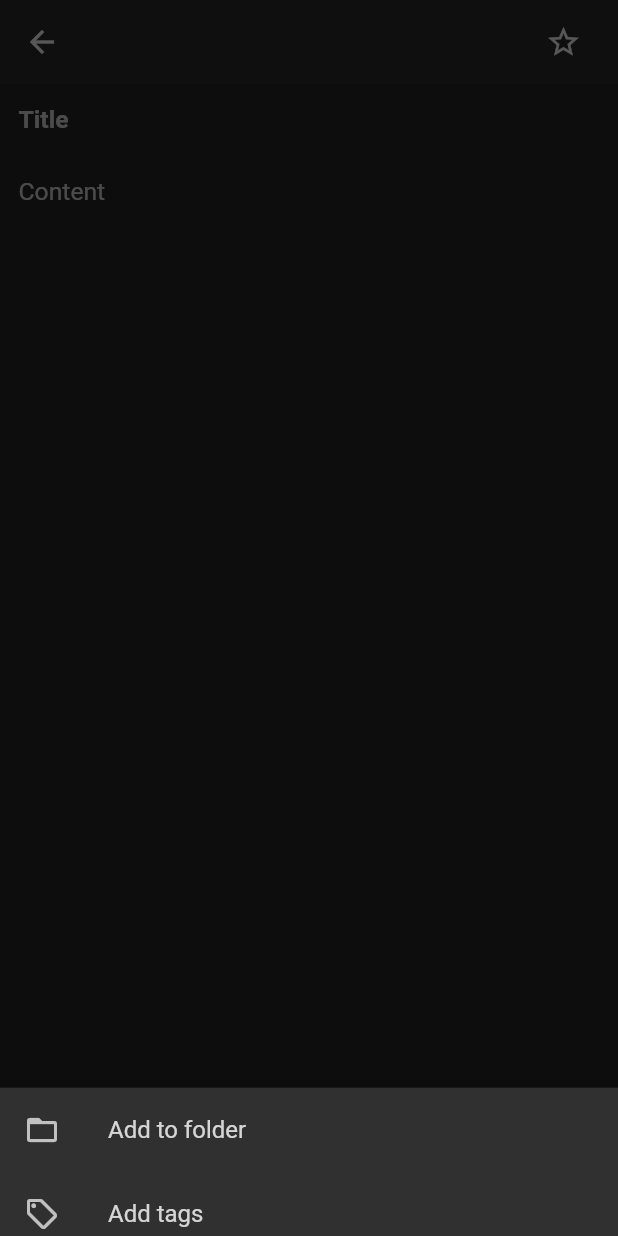
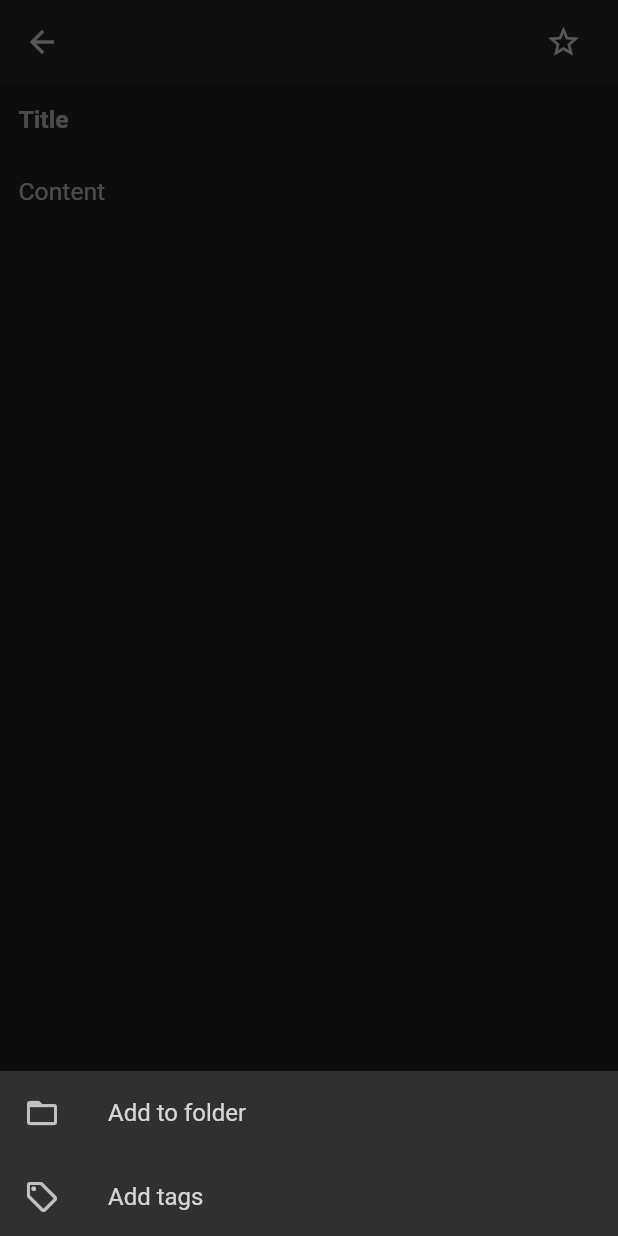
Before and after one commit to neddstarkk/topnote, a Flutter app: the NotePage screen opened directly, after a tap on the "more vert" icon, on a phone screen of 412 x 824 dp. Run offline on Flutter 3.47's test engine with Material 2 defaults, Android fonts, the phone set to English and light mode, and no system bars; our stand-ins replace bloc, device_preview, flutter_bloc, toast.

Commit message:
Fixed a lot of renderflex errors on notes list screen and note page

```diff
--- /dev/null
+++ b/topnotes/lib/internal/utils.dart
@@ -0,0 +1,5 @@
+import 'package:flutter/material.dart';
+
+class Utils {
+
+}
--- a/topnotes/lib/ui/screens/home_screen.dart
+++ b/topnotes/lib/ui/screens/home_screen.dart
@@ -201,7 +201,6 @@ class _HomeScreenState extends State<HomeScreen> {
     return LayoutBuilder(
       builder: (_, constraints) {
         final width = constraints.biggest.width;
-        print(width);
         return Scaffold(
           appBar: assignAppBar(),
           floatingActionButton: fab,
--- a/topnotes/lib/ui/screens/note_page.dart
+++ b/topnotes/lib/ui/screens/note_page.dart
@@ -78,7 +78,7 @@ class _NotePageState extends State<NotePage> {
           ],
         ),
         body: Padding(
-          padding: EdgeInsets.only(left: SizeConfig.blockSizeHorizontal * 3),
+          padding: EdgeInsets.only(left: SizeConfig.blockSizeHorizontal * 3, bottom: 0),
           child: SingleChildScrollView(
             physics: AlwaysScrollableScrollPhysics(),
             child: Column(
@@ -216,10 +216,10 @@ class _NotePageState extends State<NotePage> {
           ),
         ),
         bottomNavigationBar: Transform.translate(
-          offset: Offset(0.0, -1 * MediaQuery.of(context).viewInsets.bottom),
+          offset: Offset(0, -1 * MediaQuery.of(context).viewInsets.bottom),
           child: BottomAppBar(
+            color: AppColors.backgroundColor.withAlpha(210),
             child: Container(
-              color: AppColors.backgroundColor.withAlpha(210),
               height: SizeConfig.blockSizeVertical * 5,
               width: SizeConfig.screenWidth,
               child: Row(
--- a/topnotes/lib/ui/widgets/note_page_widgets/note_operations.dart
+++ b/topnotes/lib/ui/widgets/note_page_widgets/note_operations.dart
@@ -34,6 +34,9 @@ class _NoteOperationsState extends State<NoteOperations> {
   @override
   Widget build(BuildContext context) {
     SizeConfig().init(context);
+    return LayoutBuilder(
+      builder: (_, constraints) {
+        final height = constraints.biggest.height;
         return Container(
           height: SizeConfig.blockSizeVertical * 5,
           width: SizeConfig.blockSizeVertical * 6,
@@ -52,9 +55,12 @@ class _NoteOperationsState extends State<NoteOperations> {
               showModalBottomSheet(
                 context: context,
                 builder: (context) => Container(
-              height: SizeConfig.blockSizeVertical * 12,
+                  height: 110,
                   width: SizeConfig.screenWidth,
-              child: Column(
+                  child: ListView(
+                    physics: NeverScrollableScrollPhysics(),
+                    children: [
+                      Column(
                         mainAxisSize: MainAxisSize.min,
                         children: [
                           ListTile(
@@ -79,8 +85,9 @@ class _NoteOperationsState extends State<NoteOperations> {
                             },
                           ),
                           ListTile(
-                    enabled:
-                        tags.isNotEmpty && widget.note != null ? true : false,
+                            enabled: tags.isNotEmpty && widget.note != null
+                                ? true
+                                : false,
                             leading: Icon(
                               Icons.local_offer_outlined,
                               color: iconColor,
@@ -102,6 +109,8 @@ class _NoteOperationsState extends State<NoteOperations> {
                           ),
                         ],
                       ),
+                    ],
+                  ),
                 ),
               );
             },
@@ -111,5 +120,7 @@ class _NoteOperationsState extends State<NoteOperations> {
             ),
           ),
         );
+      },
+    );
   }
 }
```
Also changed, not shown: topnotes/lib/ui/screens/notes_list_screen.dart (+81 -43 lines), topnotes/lib/ui/widgets/notes_list_page_widgets/tag_display_widget.dart (+5 -8 lines). Lines whose indentation alone changed are shown as unchanged.
